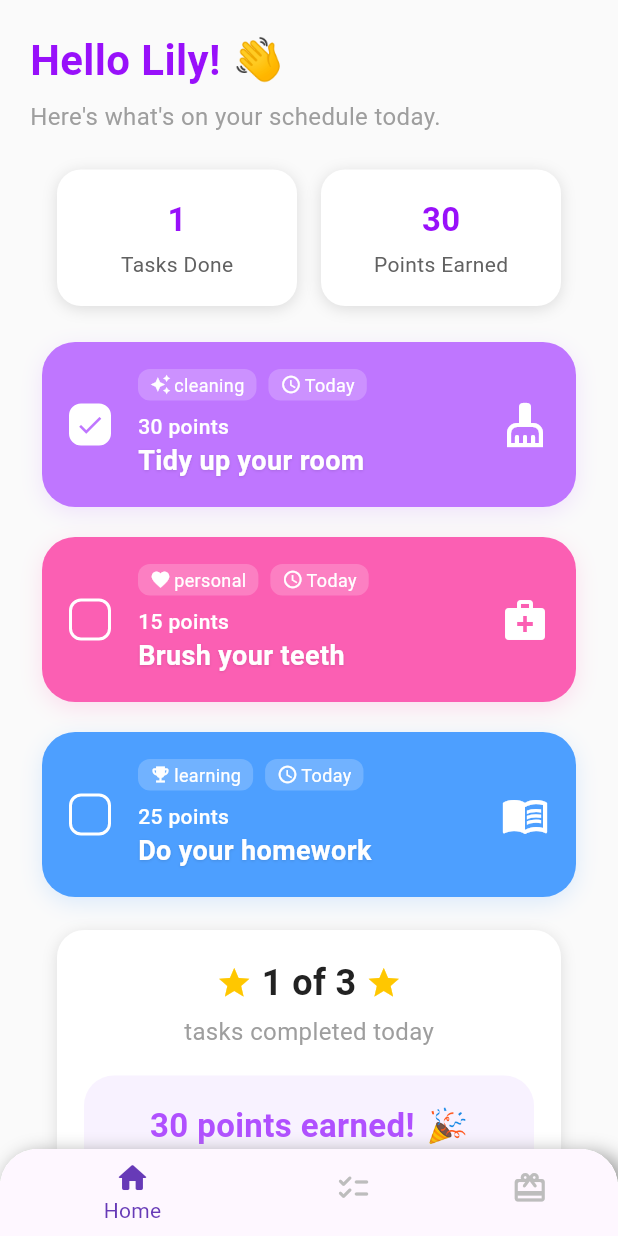
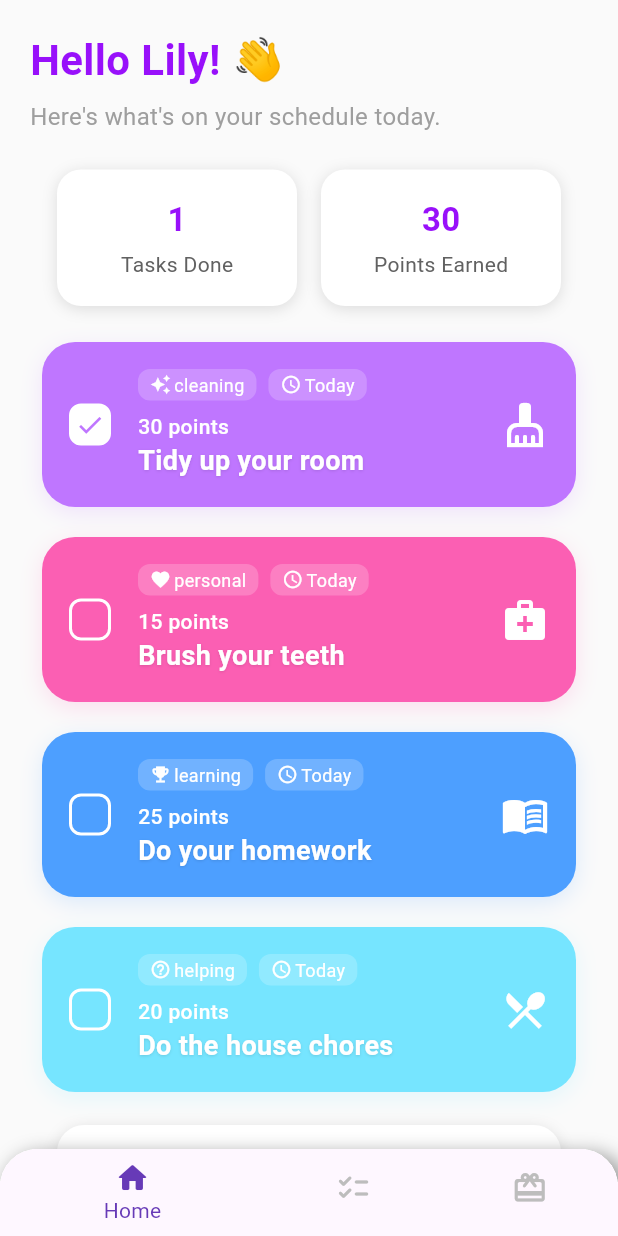
Before and after one commit to redthecoderist1000/kiddos, a Flutter app: the HomeC screen opened by its route, on a phone screen of 412 x 824 dp. Run offline on Flutter 3.47's test engine with Material 3 defaults, Android fonts, the phone set to English and light mode, and no system bars; our stand-ins replace go_router.

Commit message:
homeC 4th card

```diff
--- a/lib/pages/child/homeC/homeC.dart
+++ b/lib/pages/child/homeC/homeC.dart
@@ -11,7 +11,7 @@ class HomeC extends StatefulWidget {
 }
 
 class _HomeCState extends State<HomeC> {
-  List<bool> doneStates = [true, false, false]; // Example for 3 cards
+  List<bool> doneStates = [true, false, false, false]; // Added 4th card state
 
   @override
   Widget build(BuildContext context) {
@@ -104,10 +104,26 @@ class _HomeCState extends State<HomeC> {
                     });
                   },
                 ),
+                const SizedBox(height: 16),
+                HomeTaskCard(
+                  color: const Color(0xFF76E5FF),
+                  icon: Icons.local_dining,
+                  iconColor: Colors.white,
+                  category: 'helping',
+                  points: 20,
+                  title: 'Do the house chores',
+                  done: doneStates[3],
+                  onCheck: () {
+                    setState(() {
+                      doneStates[3] = !doneStates[3];
+                    });
+                  },
+                ),
               ],
             ),
           ),
-          HomePointsCard(points: 30, completed: 1, total: 3),
+
+          HomePointsCard(points: 30, completed: 1, total: 4),
         ],
       ),
     );
```
